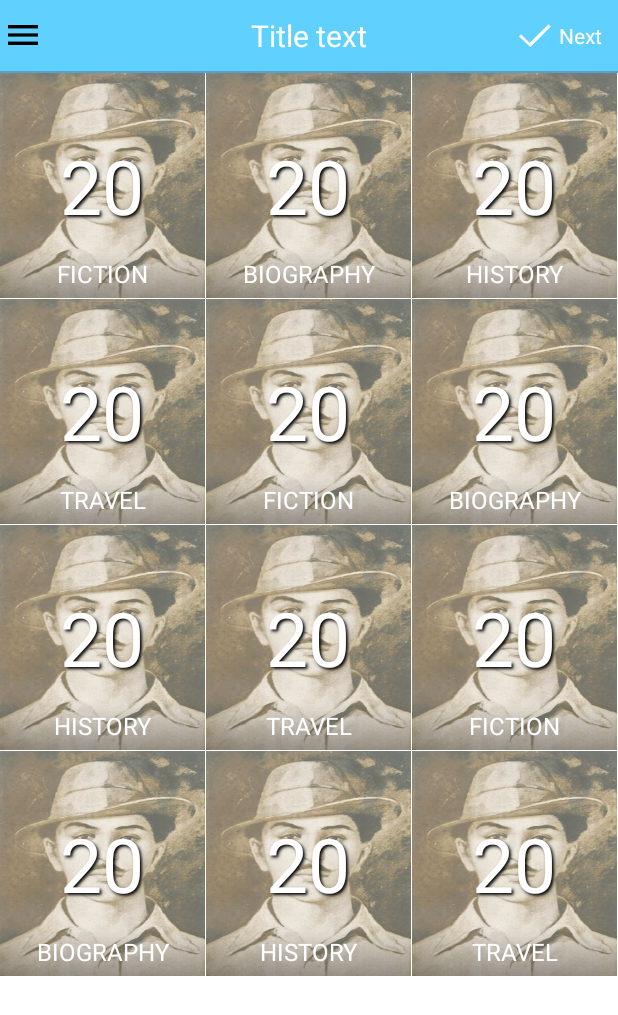
After one commit to vivekkjha/KilkaariLibrary, an Android app: the BooksCategoriesActivity screen opened directly, with no data from a screen before it, on a phone screen of 412 x 824 dp. The commit adds this screen. Shown: the top 1015 px of the screen. Run offline under Robolectric (Android 15) with nearby library versions, the phone set to English and light mode, and no system bars.

Commit message:
BooksCategoriesActivity and adapter

```diff
--- a/app/src/main/AndroidManifest.xml
+++ b/app/src/main/AndroidManifest.xml
@@ -10,13 +10,16 @@
         android:theme="@style/FullScreenAppTheme" >
         <activity
             android:name=".activities.MainActivity"
-            android:label="@string/app_name" >
+            android:label="@string/app_name"
+            android:screenOrientation="portrait">
             <intent-filter>
                 <action android:name="android.intent.action.MAIN" />
 
                 <category android:name="android.intent.category.LAUNCHER" />
             </intent-filter>
         </activity>
+        <activity android:name=".activities.BooksCategoriesActivity"
+            android:screenOrientation="portrait"/>
     </application>
 
 </manifest>
--- /dev/null
+++ b/app/src/main/java/org/kilkaari/library/activities/BooksCategoriesActivity.java
@@ -0,0 +1,62 @@
+package org.kilkaari.library.activities;
+
+import android.os.Bundle;
+import android.view.View;
+import android.widget.BaseAdapter;
+import android.widget.GridView;
+
+import org.kilkaari.library.R;
+import org.kilkaari.library.adapters.BooksCategoriesAdapter;
+
+import java.util.ArrayList;
+import java.util.List;
+
+/**
+ * Created by vivek on 17/03/15.
+ */
+public class BooksCategoriesActivity extends BaseActivity {
+
+
+    private GridView gridViewCategories;
+    private BooksCategoriesAdapter adapter;
+    private List<String> listCategories;
+
+    @Override
+    protected void onCreate(Bundle savedInstanceState) {
+        super.onCreate(savedInstanceState);
+        setContentView(R.layout.activtity_books_categories);
+
+        //> layout initialization
+        gridViewCategories = (GridView)findViewById(R.id.gridViewCategories);
+
+        //> list initialization
+        listCategories = new ArrayList<String>();
+
+        listCategories.add("Fiction");
+        listCategories.add("Biography");
+        listCategories.add("History");
+        listCategories.add("Travel");
+        listCategories.add("Fiction");
+        listCategories.add("Biography");
+        listCategories.add("History");
+        listCategories.add("Travel");
+        listCategories.add("Fiction");
+        listCategories.add("Biography");
+        listCategories.add("History");
+        listCategories.add("Travel");
+
+        if(listCategories.size()!=0) {
+
+            adapter = new BooksCategoriesAdapter(this,listCategories);
+            gridViewCategories.setAdapter(adapter);
+        }
+
+    }
+    public void onClick(View v)
+    {
+        if(v.getId() == R.id.img_menu)
+        {
+
+        }
+    }
+}
--- a/app/src/main/java/org/kilkaari/library/activities/MainActivity.java
+++ b/app/src/main/java/org/kilkaari/library/activities/MainActivity.java
@@ -1,6 +1,7 @@
 package org.kilkaari.library.activities;
 
 
+import android.content.Intent;
 import android.os.Bundle;
 import android.support.v4.widget.DrawerLayout;
 import android.view.Gravity;
@@ -66,5 +67,9 @@ public class MainActivity extends BaseActivity  implements NavigationDrawerFragm
         {
             drawer.openDrawer(Gravity.START);
         }
+        if(v.getId() == R.id.lin_topDone)
+        {
+            startActivity(new Intent(this,BooksCategoriesActivity.class));
+        }
     }
 }
--- /dev/null
+++ b/app/src/main/java/org/kilkaari/library/adapters/BooksCategoriesAdapter.java
@@ -0,0 +1,94 @@
+package org.kilkaari.library.adapters;
+
+import android.content.Context;
+import android.net.Uri;
+import android.view.LayoutInflater;
+import android.view.View;
+import android.view.ViewGroup;
+import android.widget.BaseAdapter;
+import android.widget.ImageView;
+import android.widget.TextView;
+
+import org.kilkaari.library.R;
+import org.kilkaari.library.activities.BaseActivity;
+import org.kilkaari.library.activities.BooksCategoriesActivity;
+
+import java.io.File;
+import java.util.List;
+
+/**
+ * Created by vivek on 17/03/15.
+ */
+public class BooksCategoriesAdapter extends BaseAdapter {
+
+
+    private LayoutInflater inflater;
+    private List<String> listCategories;
+    private BooksCategoriesActivity context;
+
+    public BooksCategoriesAdapter(BaseActivity context, List<String> list){
+
+        this.listCategories = list;
+        this.context = (BooksCategoriesActivity)context;
+        inflater = (LayoutInflater) context
+                .getSystemService(Context.LAYOUT_INFLATER_SERVICE);
+
+
+    }
+
+    // > selected children list is been fetched from application file to have central cntrol over it (both from grid and list views)
+
+    @Override
+    public int getCount() {
+        return listCategories.size();
+    }
+
+    @Override
+    public View getView(int position, View convertView, ViewGroup parent) {
+
+
+        final ViewHolder viewHolder;
+        final String model = listCategories.get(position);
+
+
+        if (convertView == null) {
+            convertView = inflater.inflate(R.layout.adapter_books_categories,null);
+
+            viewHolder = new ViewHolder();
+            viewHolder.img_categoryImage = (ImageView)convertView.findViewById(R.id.img_categoryImage);
+            viewHolder.txt_categoryName = (TextView)convertView.findViewById(R.id.txt_categoryName);
+            viewHolder.txt_categoryCount  = (TextView)convertView.findViewById(R.id.txt_categoryCount);
+
+            convertView.setTag(viewHolder);
+        }
+        else{
+            viewHolder = (ViewHolder) convertView.getTag();
+        }
+
+        viewHolder.txt_categoryName.setText(model);
+        viewHolder.img_categoryImage.setImageDrawable(context.getResources().getDrawable(R.drawable.bhagat));
+        viewHolder.txt_categoryCount.setText("20");
+
+
+        return convertView;
+
+    }
+
+    @Override
+    public Object getItem(int position) {
+        return listCategories.get(position);
+    }
+
+    @Override
+    public long getItemId(int position) {
+        return  0;
+    }
+
+    public static class ViewHolder{
+        ImageView img_categoryImage;
+        TextView txt_categoryName;
+        TextView txt_categoryCount;
+
+
+    }
+}
--- a/app/src/main/res/drawable/gradient_test.xml
+++ b/app/src/main/res/drawable/gradient_test.xml
@@ -3,13 +3,11 @@
     xmlns:android="http://schemas.android.com/apk/res/android"
     android:shape="rectangle"
     >
-    <corners
-        android:radius="3dp"
-        />
+
     <gradient
-        android:angle="-90"
-        android:startColor="#11000000"
-        android:endColor="#000000"
+        android:angle="90"
+        android:startColor="@color/blackOverlay"
+        android:endColor="@null"
         android:type="linear"
 
         />
--- /dev/null
+++ b/app/src/main/res/layout/activtity_books_categories.xml
@@ -0,0 +1,27 @@
+<?xml version="1.0" encoding="utf-8"?>
+<LinearLayout xmlns:android="http://schemas.android.com/apk/res/android"
+    android:orientation="vertical"
+    android:layout_width="match_parent"
+    android:layout_height="match_parent">
+
+    <include layout="@layout/layout_title_bar"/>
+    <View
+    android:layout_width="match_parent"
+    android:layout_height="1dp"
+    android:background="@color/titleBottomBar"/>
+    <GridView
+        android:layout_width="match_parent"
+        android:layout_height="match_parent"
+        android:numColumns="3"
+        android:id="@+id/gridViewCategories"
+        android:horizontalSpacing="1dp"
+        android:verticalSpacing="1dp"
+        android:background="@color/white"
+        android:cacheColorHint="@color/white"
+        android:scrollbars="none"
+        android:gravity="center"
+        android:choiceMode="singleChoice"
+        android:stretchMode="columnWidth"
+        android:visibility="visible"/>
+
+</LinearLayout>
--- /dev/null
+++ b/app/src/main/res/layout/adapter_books_categories.xml
@@ -0,0 +1,48 @@
+<?xml version="1.0" encoding="utf-8"?>
+<RelativeLayout xmlns:android="http://schemas.android.com/apk/res/android"
+    android:orientation="vertical"
+    android:gravity="center"
+    android:layout_width="match_parent"
+    android:layout_height="@dimen/booksCategoriesWidth">
+
+    <ImageView
+        android:layout_width="match_parent"
+        android:layout_height="@dimen/booksCategoriesWidth"
+        android:scaleType="fitXY"
+        android:id="@+id/img_categoryImage"
+        android:layout_centerInParent="true"
+        android:src="@drawable/bhagat"/>
+    <LinearLayout
+        android:layout_width="match_parent"
+        android:layout_height="@dimen/booksCategoriesWidth"
+        android:background="@color/whiteOverlay"
+        android:gravity="center"
+        android:layout_centerInParent="true">
+        <TextView
+            android:layout_width="match_parent"
+            android:layout_height="match_parent"
+            android:text="2"
+            android:textSize="50dp"
+            android:id="@+id/txt_categoryCount"
+            android:gravity="center"
+            android:textColor="@color/white"
+            android:shadowColor="@color/black"
+            android:shadowDx="2"
+            android:shadowDy="2"
+            android:shadowRadius="2"/>
+
+        </LinearLayout>
+    <TextView
+        android:layout_width="match_parent"
+        android:layout_height="wrap_content"
+        android:text="Fiction"
+        android:id="@+id/txt_categoryName"
+        android:textSize="16sp"
+        android:textAllCaps="true"
+        android:padding="@dimen/smallPadding"
+        android:layout_alignParentBottom="true"
+        android:gravity="center"
+        android:textColor="@color/white"
+        android:background="@drawable/gradient_test"/>
+
+</RelativeLayout>
--- a/app/src/main/res/layout/fragment_navigation_drawer.xml
+++ b/app/src/main/res/layout/fragment_navigation_drawer.xml
@@ -16,7 +16,7 @@
         android:layout_gravity="center"
         android:layout_margin="@dimen/smallMargin"
         android:scaleType="fitCenter"
-        android:src="@drawable/icon_user"
+        android:src="@drawable/user"
         app:border_color="@color/baseColor"
         app:border_width="1dp"
         app:shadow="true" />
--- a/app/src/main/res/values/color.xml
+++ b/app/src/main/res/values/color.xml
@@ -6,6 +6,8 @@
     <color name="white">#FFFFFF</color>
     <color name="titleBottomBar">#ff58a2ca</color>
     <color name="listViewSeparator">#ffe0e0e0</color>
+    <color name="blackOverlay">#55000000</color>
+    <color name="whiteOverlay">#55d2d2d2</color>
 
 
 </resources>
--- a/app/src/main/res/values/dimens.xml
+++ b/app/src/main/res/values/dimens.xml
@@ -19,4 +19,6 @@
     <!--Navigation Drawer-->
     <dimen name="navigation_drawer_width">250dp</dimen>
 
+    <dimen name="booksCategoriesWidth">150dp</dimen>
+
 </resources>
```
Also changed, not shown: app/src/main/res/drawable-hdpi/bhagat.jpg (added).
